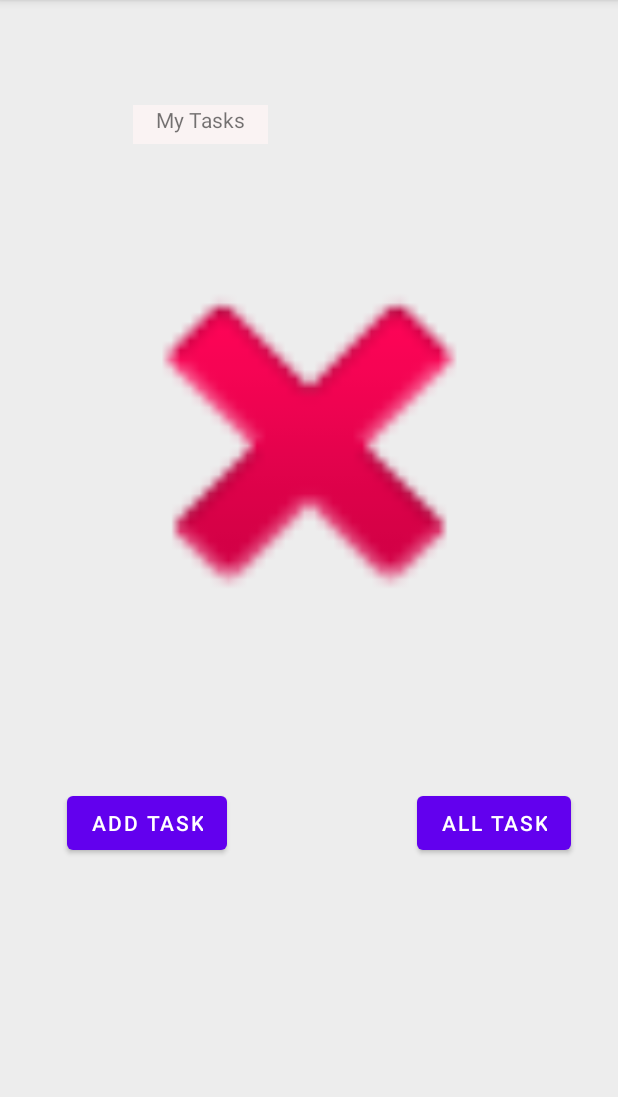
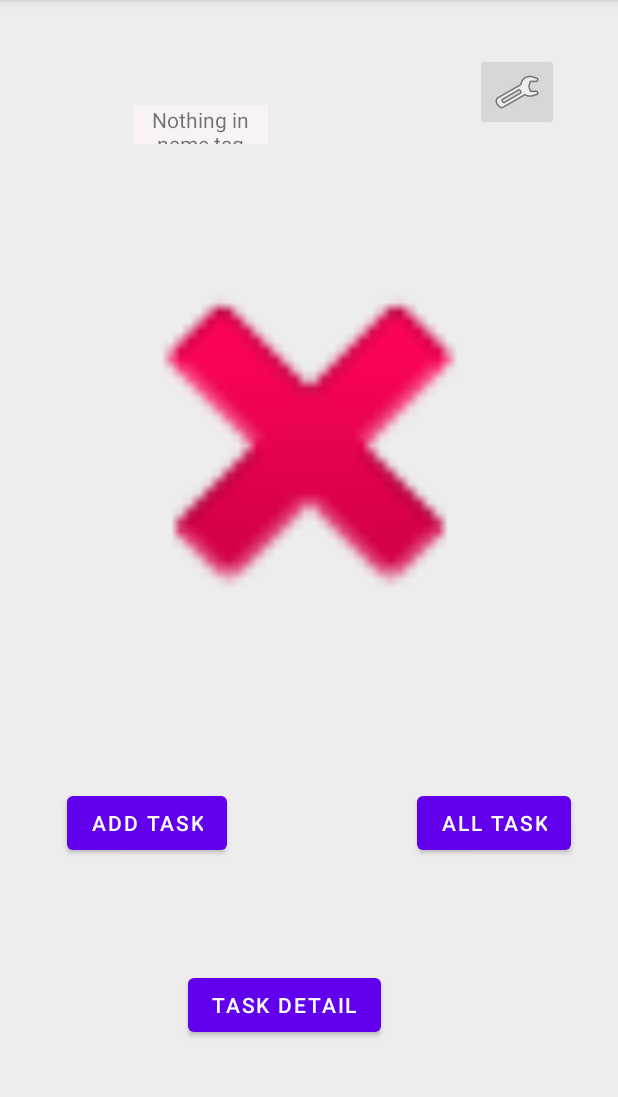
Before and after one commit to zaratr/Android_Development, an Android app: the screen it shows after launch (MainActivity), on a phone screen of 412 x 824 dp, the part 84-1181 px from its top. Run offline under Robolectric (Android 15) with nearby library versions, the phone set to English and light mode, and no system bars.

Commit message:
added new buttons

```diff
--- a/taskmaster/app/src/main/java/com/android/internal/taskmaster/MainActivity.java
+++ b/taskmaster/app/src/main/java/com/android/internal/taskmaster/MainActivity.java
@@ -5,13 +5,19 @@ import androidx.appcompat.app.ActionBar;
 import androidx.appcompat.app.AppCompatActivity;
 
 import android.content.Intent;
+import android.content.SharedPreferences;
 import android.os.Bundle;
-import android.view.MenuInflater;
+import android.preference.PreferenceManager;
 import android.view.MenuItem;
 import android.view.View;
 import android.widget.Button;
+import android.widget.ImageButton;
+import android.widget.TextView;
 
 public class MainActivity extends AppCompatActivity {
+
+    SharedPreferences preferences;
+    //TaskListRecyclerReviewAdapter adapter;
 
     @Override
     protected void onCreate(Bundle savedInstanceState) {
@@ -23,33 +29,62 @@ public class MainActivity extends AppCompatActivity {
         //showing the back button in action bar
         actionBar.setDisplayHomeAsUpEnabled(true);
 
-        /*
-            badass way
-        */
+        preferences = PreferenceManager.getDefaultSharedPreferences(this);
+
+        setUpSettingsImageView();
+        buttonGoTo();
+        //setUpTaskListRecycleView();
+
+    }
+
+    @Override
+    protected  void onResume(){
+
+    super.onResume();
+    String userNameUpdater = preferences.getString(SaveSettingsActivity.USER_NICKNAME_TAG, "Nothing in name tag");
+    TextView userNameTextHome = findViewById(R.id.homeNickName);
+    userNameTextHome.setText(userNameUpdater);
+
+    }
+
+
+
+    private void buttonGoTo()
+    {
         //button1 = button add task but I'm lazy. next time
         Button button1 = MainActivity.this.findViewById(R.id.button1);
-        button1.setOnClickListener(v ->{
-            Intent goToAddTasksFromIntent = new Intent(MainActivity.this, AddTask.class);
-            startActivity(goToAddTasksFromIntent);
-        });
-
-        /*
-         another way to do it
-        */
+        Intent goToAddTasksFromIntent = new Intent(MainActivity.this, AddTaskActivity.class);
+        setUpButton(button1, goToAddTasksFromIntent);
 
         //button2 = button all task but I'm lazy. next time
         Button buttonAlltask = findViewById(R.id.button2);
-        buttonAlltask.setOnClickListener(new View.OnClickListener(){
+        Intent goToAllTaskIntent = new Intent(MainActivity.this, AllTasksActivity.class);
+        setUpButton(buttonAlltask, goToAddTasksFromIntent);
 
-        @Override
-        public void onClick(View view){
-            Intent goToAllTaskIntent = new Intent(MainActivity.this, AllTasks.class);
-            startActivity(goToAllTaskIntent);
-        }
 
+        Button buttonTaskDetail = findViewById(R.id.buttonTaskDetail);
+        Intent goToTaskDetailIntent = new Intent(MainActivity.this, TaskDetail.class);
+        setUpButton(buttonTaskDetail, goToTaskDetailIntent);
+
+    }
+
+    private void setUpButton(Button button, Intent toGoToIntent)
+    {
+        button.setOnClickListener(v ->{
+            startActivity(toGoToIntent);
+        });
+
+    }
+
+    private void setUpSettingsImageView(){
+
+        //Button three = settings
+        ImageButton userSettingsImageButton = (ImageButton) findViewById(R.id.settingsButton);
+        userSettingsImageButton.setOnClickListener( v ->{
+            Intent goToSettingsIntent = new Intent(MainActivity.this, SaveSettingsActivity.class);
+            startActivity(goToSettingsIntent);
         });
     }
-
 
 
 
--- a/taskmaster/app/src/main/res/layout/activity_add_task.xml
+++ b/taskmaster/app/src/main/res/layout/activity_add_task.xml
@@ -5,7 +5,7 @@
     android:layout_width="match_parent"
     android:layout_height="match_parent"
     android:background="#E8E6E6"
-    tools:context=".AddTask">
+    tools:context=".AddTaskActivity">
 
     <TextView
         android:id="@+id/stringAddTask"
--- a/taskmaster/app/src/main/res/layout/activity_all_tasks.xml
+++ b/taskmaster/app/src/main/res/layout/activity_all_tasks.xml
@@ -4,7 +4,7 @@
     xmlns:tools="http://schemas.android.com/tools"
     android:layout_width="match_parent"
     android:layout_height="match_parent"
-    tools:context=".AllTasks">
+    tools:context=".AllTasksActivity">
 
     <ImageView
         android:id="@+id/imageView"
--- a/taskmaster/app/src/main/res/layout/activity_main.xml
+++ b/taskmaster/app/src/main/res/layout/activity_main.xml
@@ -8,6 +8,21 @@
     tools:context=".MainActivity">
 
     <TextView
+        android:id="@+id/textMainUsernameView"
+        android:layout_width="wrap_content"
+        android:layout_height="wrap_content"
+        android:layout_marginStart="28dp"
+        android:layout_marginEnd="28dp"
+        android:textAlignment="center"
+        android:textSize="21sp"
+
+        app:layout_constraintBottom_toTopOf="@+id/homeNickName"
+        app:layout_constraintEnd_toEndOf="parent"
+        app:layout_constraintStart_toStartOf="parent"
+        app:layout_constraintTop_toTopOf="parent" />
+
+    <TextView
+        android:id="@+id/homeNickName"
         android:layout_width="90dp"
         android:layout_height="26dp"
         android:layout_marginTop="70dp"
@@ -69,4 +84,25 @@
         tools:ignore="ImageContrastCheck"
         tools:srcCompat="@tools:sample/avatars[2]" />
 
+    <Button
+        android:id="@+id/buttonTaskDetail"
+        android:layout_width="wrap_content"
+        android:layout_height="wrap_content"
+        android:layout_marginEnd="158dp"
+        android:layout_marginBottom="74dp"
+        android:text="@string/task_detail"
+        app:layout_constraintBottom_toBottomOf="parent"
+        app:layout_constraintEnd_toEndOf="parent" />
+
+    <ImageButton
+        android:id="@+id/settingsButton"
+        android:layout_width="wrap_content"
+        android:layout_height="wrap_content"
+        android:layout_marginTop="35dp"
+        android:layout_marginEnd="39dp"
+        android:contentDescription="@string/imagebuttontosettings"
+        app:layout_constraintEnd_toEndOf="parent"
+        app:layout_constraintTop_toTopOf="parent"
+        app:srcCompat="@android:drawable/ic_menu_manage" />
+
 </androidx.constraintlayout.widget.ConstraintLayout>
--- a/taskmaster/app/src/main/res/values/strings.xml
+++ b/taskmaster/app/src/main/res/values/strings.xml
@@ -13,4 +13,12 @@
     <string name="all_task">All Task</string>
     <string name="my_tasks">My Tasks</string>
     <string name="todo">TODO</string>
+    <string name="temp">Temp</string>
+    <string name="username">Username</string>
+    <string name="save">Save</string>
+    <string name="stringUsernameSaveSetting">Username:</string>
+    <string name="task_detail">Task Detail</string>
+    <string name="imagebuttontosettings">imageButtonToSettings</string>
+    <string name="textUsernameView">UserName</string>
+    <string name="textUsernameViewChange">"Username: %1$s</string>
 </resources>
```
Also changed, not shown: taskmaster/app/src/main/AndroidManifest.xml (+8 -2 lines), taskmaster/app/src/main/java/com/android/internal/taskmaster/AddTaskActivity.java (renamed from taskmaster/app/src/main/java/com/android/internal/taskmaster/AllTasks.java, +11 -3 lines), taskmaster/app/src/main/java/com/android/internal/taskmaster/AllTasksActivity.java (renamed from taskmaster/app/src/main/java/com/android/internal/taskmaster/AddTask.java, +3 -11 lines), taskmaster/app/src/main/java/com/android/internal/taskmaster/SaveSettingsActivity.java (added, +54 -0 lines), taskmaster/app/src/main/java/com/android/internal/taskmaster/TaskDetail.java (added, +14 -0 lines), taskmaster/app/src/main/res/layout/activity_save_settings.xml (added, +71 -0 lines), taskmaster/app/src/main/res/layout/activity_task_detail.xml (added, +39 -0 lines).
